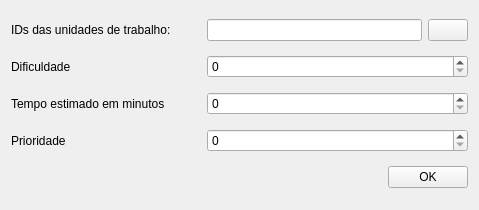
The window that uis/resetPropertiesUT.ui (dsgoficial/SAP_Gerente) describes before a commit, drawn with Qt 5.
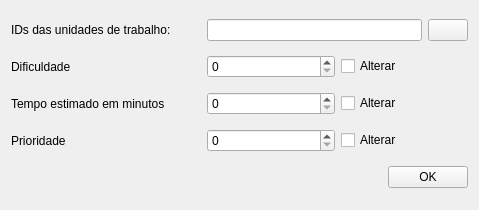
The same window after the commit.

The edit to the form file:
```diff
--- a/uis/resetPropertiesUT.ui
+++ b/uis/resetPropertiesUT.ui
@@ -87,6 +87,13 @@
      <item>
       <widget class="QSpinBox" name="timeSb"/>
      </item>
+     <item>
+      <widget class="QCheckBox" name="timeCkb">
+       <property name="text">
+        <string>Alterar</string>
+       </property>
+      </widget>
+     </item>
     </layout>
    </item>
    <item row="1" column="0">
@@ -119,6 +126,13 @@
      <item>
       <widget class="QSpinBox" name="difficultySb"/>
      </item>
+     <item>
+      <widget class="QCheckBox" name="difficultyCkb">
+       <property name="text">
+        <string>Alterar</string>
+       </property>
+      </widget>
+     </item>
     </layout>
    </item>
    <item row="4" column="0">
@@ -175,6 +189,13 @@
      <item>
       <widget class="QSpinBox" name="prioritySb"/>
      </item>
+     <item>
+      <widget class="QCheckBox" name="priorityCkb">
+       <property name="text">
+        <string>Alterar</string>
+       </property>
+      </widget>
+     </item>
     </layout>
    </item>
   </layout>
```
